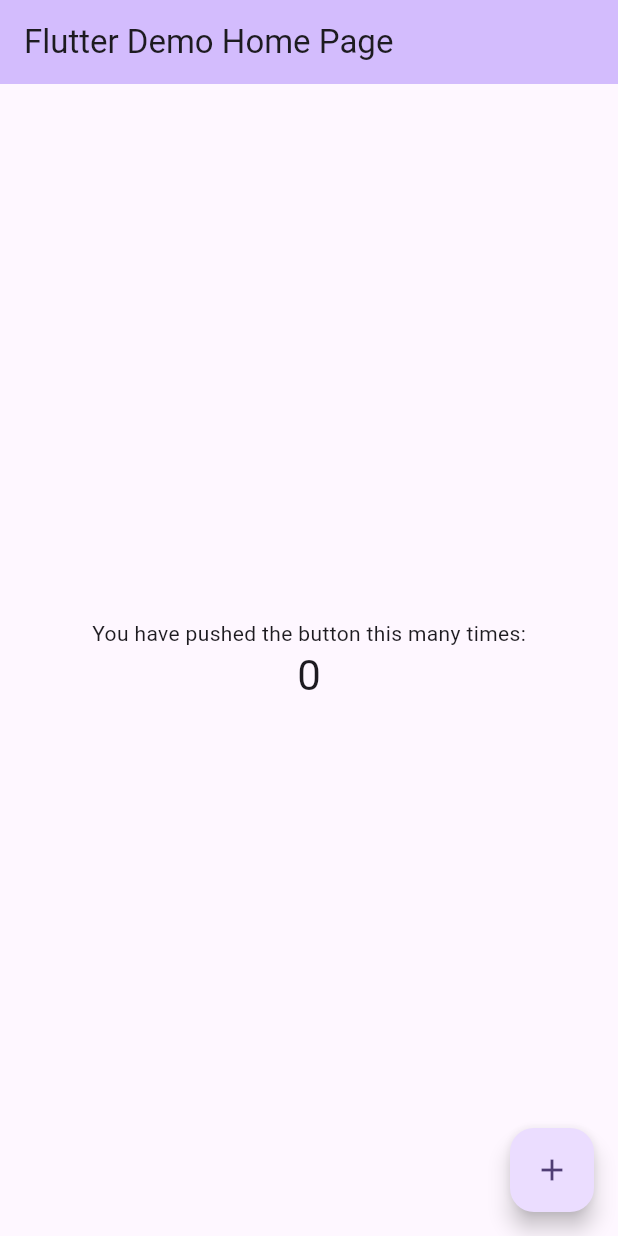
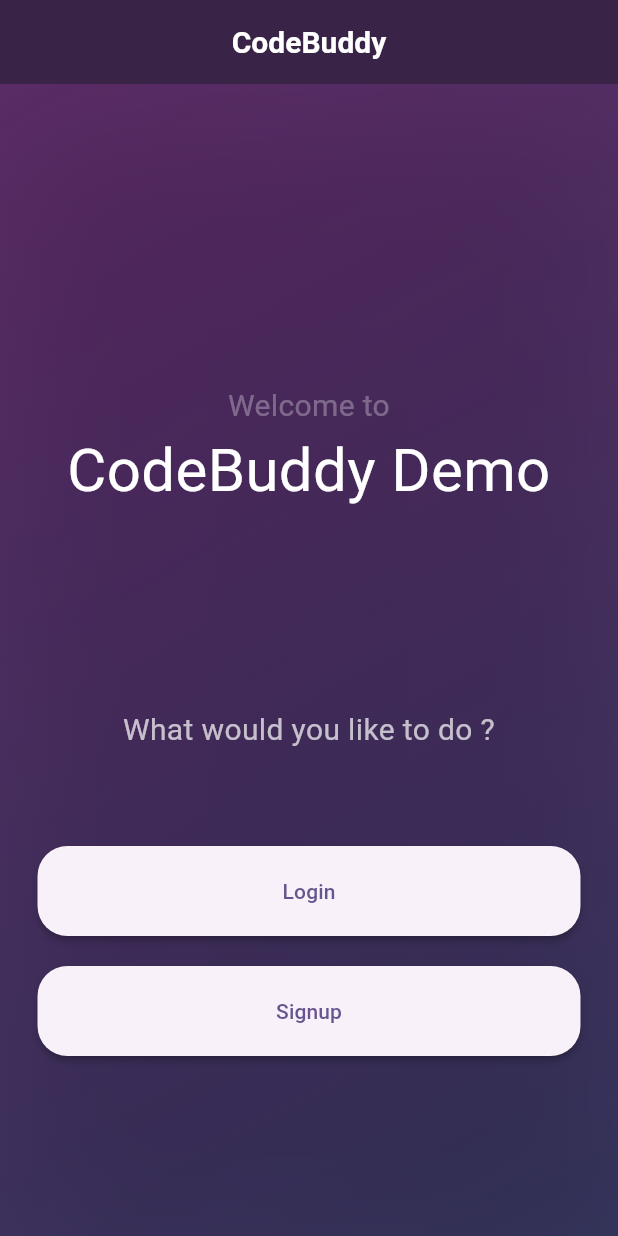
Before and after one commit to opencodeiiita/CodeBuddy, a Flutter app: the screen it shows after launch, on a phone screen of 412 x 824 dp. Run offline on Flutter 3.47's test engine with Material 3 defaults, Android fonts, the phone set to English and light mode, and no system bars; our stand-ins replace cloud_firestore, firebase_auth, firebase_core; accounts and stored records are empty.

Commit message:
Build a Login Experience: phone (Task 4)

```diff
--- /dev/null
+++ b/lib/background.dart
@@ -0,0 +1,39 @@
+import 'package:flutter/material.dart';
+
+class GradientBackground extends StatelessWidget {
+  final Widget child;
+
+  const GradientBackground({super.key, required this.child});
+
+  @override
+  Widget build(BuildContext context) {
+    return Stack(
+      children: [
+        Container(
+          color: const Color(0xFF343141),
+        ),
+        Container(
+            decoration: const BoxDecoration(
+              shape: BoxShape.rectangle,
+              gradient: LinearGradient(
+                begin: Alignment.topLeft,
+                end: Alignment.bottomRight,
+                colors: [
+                   Color.fromRGBO(250, 27, 255, 0.2),
+                   Color.fromRGBO(67, 77, 203, 0.2),
+                ],
+              ),
+              boxShadow: [
+                BoxShadow(
+                  color:  Color(0x801F1D28),
+                  offset:  Offset(0, 24.92),
+                  blurRadius: 80,
+                ),
+              ],
+            ),
+          ),
+        child,
+      ],
+    );
+  }
+}
--- a/lib/main.dart
+++ b/lib/main.dart
@@ -1,14 +1,19 @@
+import 'package:codebuddy/login_screen.dart';
+import 'package:codebuddy/signup_screen.dart';
+import 'package:codebuddy/start_screen.dart';
+import 'package:firebase_auth/firebase_auth.dart';
 import 'package:firebase_core/firebase_core.dart';
 import 'package:flutter/material.dart';
 import 'package:flutter/services.dart';
 
-import 'firebase_options.dart';
+// import 'firebase_options.dart';
 
 void main() {
   //For setting orientation to portrait mode only
   WidgetsFlutterBinding.ensureInitialized();
   SystemChrome.setPreferredOrientations(
-      [DeviceOrientation.portraitDown,DeviceOrientation.portraitUp]).then((value){
+          [DeviceOrientation.portraitDown, DeviceOrientation.portraitUp])
+      .then((value) {
     _initializeFirebase();
     runApp(const MyApp());
   });
@@ -16,7 +21,6 @@ void main() {
 
 class MyApp extends StatelessWidget {
   const MyApp({super.key});
-
   // This widget is the root of your application.
   @override
   Widget build(BuildContext context) {
@@ -40,8 +44,30 @@ class MyApp extends StatelessWidget {
         // tested with just a hot reload.
         colorScheme: ColorScheme.fromSeed(seedColor: Colors.deepPurple),
         useMaterial3: true,
+
+        appBarTheme: const AppBarTheme(
+            backgroundColor:
+                Color.fromRGBO(57, 36, 72, 1), // Set your desired AppBar background color
+            // elevation: 4, // Customize elevation
+            iconTheme:
+                IconThemeData(color: Colors.white), // Set default icon color
+            titleTextStyle: TextStyle(
+              color: Colors.white, // Title text color
+              fontSize: 20,
+              fontWeight: FontWeight.bold,
+            )),
+
+        elevatedButtonTheme: ElevatedButtonThemeData(
+          style: ElevatedButton.styleFrom(
+            minimumSize: const Size(200, 60), // Button width and height
+            elevation: 2, // Shadow depth
+
+            shape:
+                RoundedRectangleBorder(borderRadius: BorderRadius.circular(20)),
+          ),
+        ),
       ),
-      home: const MyHomePage(title: 'Flutter Demo Home Page'),
+      home: const StartScreen(),
     );
   }
 }
@@ -134,8 +160,7 @@ class _MyHomePageState extends State<MyHomePage> {
   }
 }
 
-_initializeFirebase() async{
-  return await Firebase.initializeApp(
-    options: DefaultFirebaseOptions.currentPlatform,
-  );
+_initializeFirebase() async {
+  return await Firebase.initializeApp();
+  // options: DefaultFirebaseOptions.currentPlatform,
 }
--- /dev/null
+++ b/lib/start_screen.dart
@@ -0,0 +1,62 @@
+import 'package:codebuddy/background.dart';
+import 'package:codebuddy/login_screen.dart';
+import 'package:codebuddy/signup_screen.dart';
+import 'package:flutter/material.dart';
+
+class StartScreen extends StatelessWidget {
+  const StartScreen({super.key});
+
+  @override
+  Widget build(BuildContext context) {
+    return Scaffold(
+        appBar: AppBar(
+          title: const Text("CodeBuddy"),
+          centerTitle: true,
+        ),
+        body: GradientBackground(
+          child: Padding(
+            padding: const EdgeInsets.symmetric(horizontal: 25),
+            child: Stack(
+              children: [
+                const Column(
+                  mainAxisAlignment: MainAxisAlignment.start,
+                  crossAxisAlignment: CrossAxisAlignment.stretch,
+
+                  children: [
+                    SizedBox(height: 200,),
+                    Text("Welcome to", style: TextStyle(color: Colors.white30, fontSize: 20),textAlign: TextAlign.center),
+                    Text("CodeBuddy Demo", style: TextStyle(color: Colors.white, fontSize: 40),textAlign: TextAlign.center),
+                    SizedBox(height: 130,),
+                    Text("What would you like to do ?", style: TextStyle(color: Colors.white70, fontSize: 20),textAlign: TextAlign.center),
+                  ],
+                ),
+                Column(
+                  mainAxisAlignment: MainAxisAlignment.end,
+                  crossAxisAlignment: CrossAxisAlignment.stretch,
+                  spacing: 20,
+                  children: [
+                    ElevatedButton(
+                        onPressed: () {
+                          Navigator.push(
+                              context,
+                              MaterialPageRoute(
+                                  builder: (context) => const LoginScreen()));
+                        },
+                        child: const Text("Login")),
+                    ElevatedButton(
+                        onPressed: () {
+                          Navigator.push(
+                              context,
+                              MaterialPageRoute(
+                                  builder: (context) => const SignupScreen()));
+                        },
+                        child: const Text("Signup")),
+                    const SizedBox(height: 100)
+                  ],
+                ),
+              ],
+            ),
+          ),
+        ));
+  }
+}
```
Also changed, not shown: lib/login_screen.dart (added, +102 -0 lines), lib/otp_screen.dart (added, +151 -0 lines), lib/signup_screen.dart (added, +131 -0 lines).
